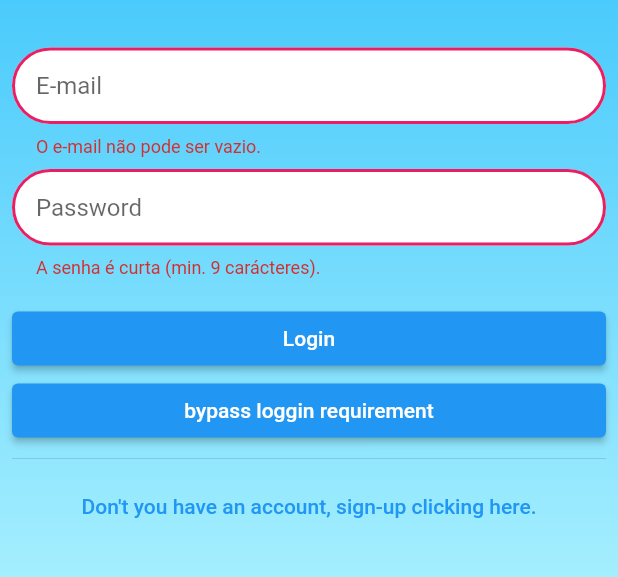
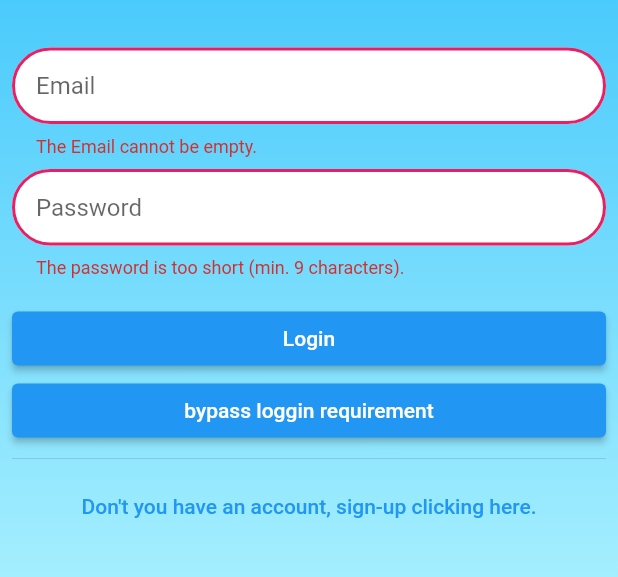
Before and after one commit to danilodequeiroz/flutter-gymapp-trail, a Flutter app: the screen it shows after launch, after a tap on "Login", on a phone screen of 412 x 824 dp, the part 485-1062 px from its top. Run offline on Flutter 3.47's test engine with Material 2 defaults, Android fonts, the light colour scheme and no system bars; missing offline and left inert: logging_to_logcat; generated files the repository leaves out were written again.

Commit message:
implements localized messages on validation messages;

```diff
--- a/lib/l10n/app_en.arb
+++ b/lib/l10n/app_en.arb
@@ -50,7 +50,7 @@
   "howAmIFeelingKeyLabel": "How am I feeling?",
   "@howAmIFeelingKeyLabel": {},
 
-  "formEmailKeyLabel": "E-mail",
+  "formEmailKeyLabel": "Email",
   "@formEmailKeyLabel": {},
 
   "formPasswordKeyLabel": "Password",
@@ -72,5 +72,35 @@
   "@formSingUpClickHereKeyLabel": {},
 
   "formAlreadyHaveAccountKeyLabel": "Already have an account, click here to logg-in.",
-  "@formLoggInClickHereKeyLabel": {}
+  "@formLoggInClickHereKeyLabel": {},
+
+  "emailCannotBeEmpty" : "The Email cannot be empty.",
+  "@emailCannotBeEmpty" : {},
+
+  "emailIsTooShort" : "The Email is too short",
+  "@emailIsTooShort" : {},
+
+  "emailIsInvalid" : "The email is invalid",
+  "@theEmailIsInvalid" : {},
+
+  "passwordIsShort" : "The password is too short (min. 9 characters).",
+  "@thePasswordIsShort" : {},
+
+  "passwordMustContainUppercaseCharacter" : "The Password must contain uppercase character(s).",
+  "@passwordMustContainUppercaseCharacter" : {},
+
+  "passwordMustContainLowercaseCharacter" : "The Password must contain lowercase character(s).",
+  "@passwordMustContainLowercaseCharacter" : {},
+
+  "passwordMustContainNumber" : "The Password must contain number(s)",
+  "@passwordMustContainNumber" : {},
+
+  "passwordMustContainSpecialCharacter" : "The Password must contains special character(s)",
+  "@passwordMustContainSpecialCharacter" : {},
+
+  "nameCannotBeEmpty" : "The name cannot be empty.",
+  "@nameCannotBeEmpty" : {},
+
+  "nameIsTooShort" : "The name is too short (min. 5 characters).",
+  "@theNameIsTooShort" : {}
 }
--- a/lib/localization/localization.dart
+++ b/lib/localization/localization.dart
@@ -1,6 +1,6 @@
 import 'package:flutter/material.dart';
 import 'package:flutter_gen/gen_l10n/app_localizations.dart';
 
-AppLocalizations appLocalization(BuildContext context2) {
-  return AppLocalizations.of(context2);
+AppLocalizations appLocalization(BuildContext context) {
+  return AppLocalizations.of(context);
 }
--- a/lib/validation/auth_form_validator.dart
+++ b/lib/validation/auth_form_validator.dart
@@ -1,50 +1,49 @@
 import 'package:flutter/material.dart';
+import 'package:flutter_gymapp/localization/localization.dart';
 
-class AuthFormValidator{
+class AuthFormValidator {
   BuildContext context;
 
-  AuthFormValidator(
-      {required this.context});
+  AuthFormValidator({required this.context});
 
   emailValidator(String? value) {
     if (value == null || value.isEmpty) {
-    return "O e-mail não pode ser vazio.";
+      return appLocalization(context).emailCannotBeEmpty;
     }
     if (value.length < 5) {
-    return "O e-mail é muito curto";
+      return appLocalization(context).emailIsTooShort;
     }
     if (!value.contains("@")) {
-    return "O e-mail não é valido";
+      return appLocalization(context).emailIsInvalid;
     }
     return null;
   }
 
   passwordValidator(String? value) {
-  if(value != null && value.length <= 9) {
-    return "A senha é curta (min. 9 carácteres).";
+    if (value != null && value.length <= 9) {
+      return appLocalization(context).passwordIsShort;
     }
-  if(!(value?.contains(RegExp(r'[A-Z]')) ?? true)){
-    return "A senha deve conter carácter(es) maiúsculo(s).";
+    if (!(value?.contains(RegExp(r'[A-Z]')) ?? true)) {
+      return appLocalization(context).passwordMustContainUppercaseCharacter;
     }
-  if(!(value?.contains(RegExp(r'[a-z]')) ?? true)){
-    return "A senha deve conter carácter(es) minúsculo(s).";
+    if (!(value?.contains(RegExp(r'[a-z]')) ?? true)) {
+      return appLocalization(context).passwordMustContainLowercaseCharacter;
     }
-  if(!(value?.contains(RegExp(r'[0-9]')) ?? true)){
-    return "A senha deve conter número(os)";
+    if (!(value?.contains(RegExp(r'[0-9]')) ?? true)) {
+      return appLocalization(context).passwordMustContainNumber;
     }
-  if(!(value?.contains(RegExp(r'[!@#$%^&*(),.?":{}|<>]')) ?? true)){
-    return "A senha deve conter carácter(es) especial(ais)";
+    if (!(value?.contains(RegExp(r'[!@#$%^&*(),.?":{}|<>]')) ?? true)) {
+      return appLocalization(context).passwordMustContainSpecialCharacter;
     }
     return null;
   }
 
-
   userNameValidator(String? value) {
     if (value == null || value.isEmpty) {
-    return "O nome não pode ser vazio.";
+      return appLocalization(context).nameCannotBeEmpty;
     }
     if (value.length < 5) {
-    return "O nome é muito curto (min. 5 carácteres).";
+      return appLocalization(context).nameIsTooShort;
     }
     return null;
   }
```
Also changed, not shown: lib/l10n/app_pt.arb (+31 -1 lines). Lines whose indentation alone changed are shown as unchanged.
